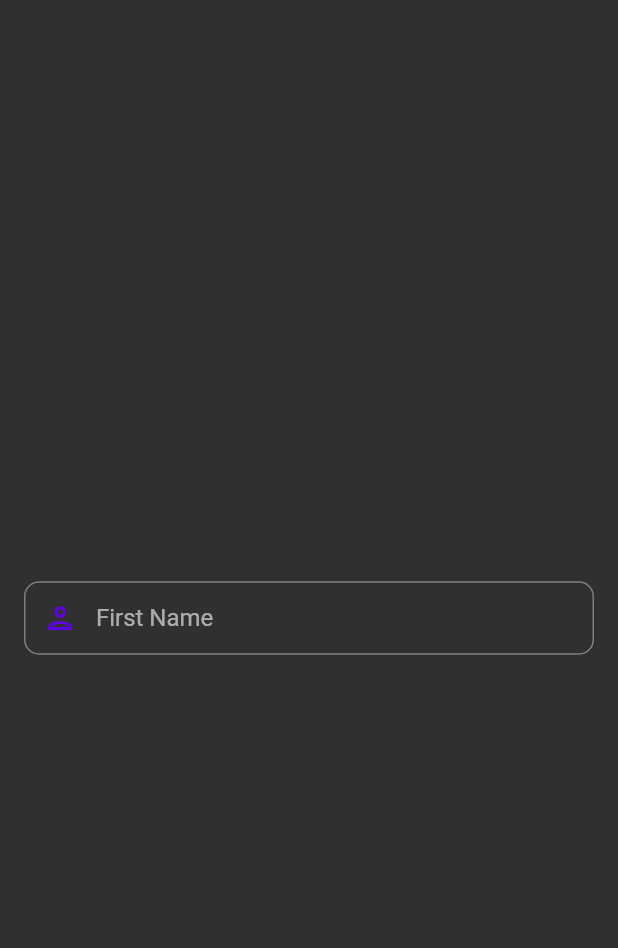
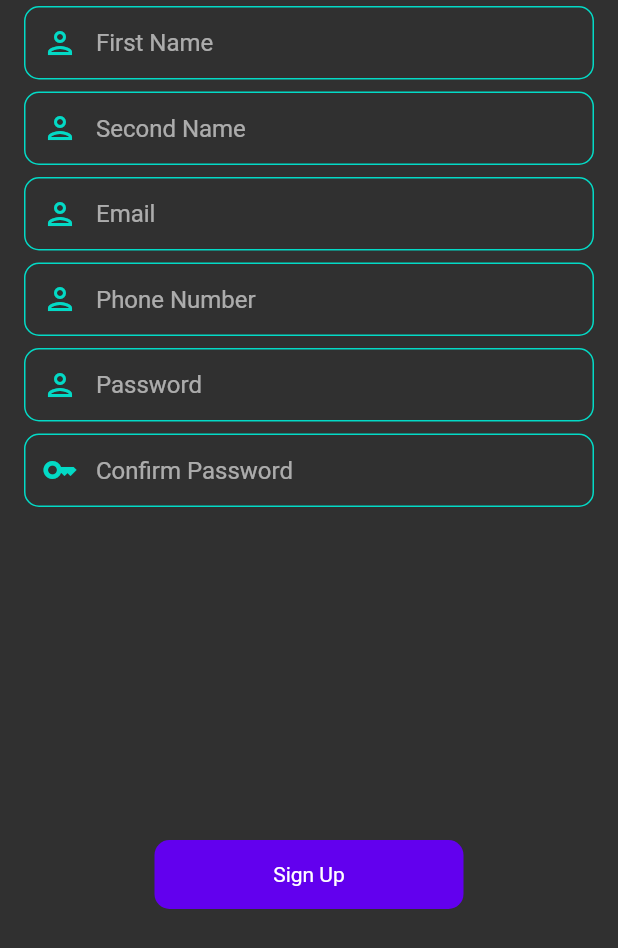
Before and after one commit to EmirhanSerin1/Urun_Katalog, a Flutter app: the Register screen opened directly, on a phone screen of 412 x 824 dp. Shown: the top 948 px of the screen. Run offline on Flutter 3.47's test engine with Material 2 defaults, Android fonts, the light colour scheme and no system bars; our stand-ins replace mask_text_input_formatter.

Commit message:
(Featured)=>Main template created, provider added

```diff
--- /dev/null
+++ b/lib/core/components/mask/phone_mask.dart
@@ -0,0 +1,9 @@
+import 'package:mask_text_input_formatter/mask_text_input_formatter.dart';
+
+class PhoneNumberFormatter{
+  static var maskFormatter =  MaskTextInputFormatter(
+  mask: '+# (###) ###-##-##',
+  filter: { "#": RegExp(r'[0-9]') },
+  type: MaskAutoCompletionType.lazy
+);
+}
--- a/lib/providers/controllers.dart
+++ b/lib/providers/controllers.dart
@@ -5,5 +5,10 @@ class Controllers {
   final TextEditingController passwordController = TextEditingController();
 
   final TextEditingController firstNameController = TextEditingController();
+  final TextEditingController secondNameController = TextEditingController();
+  final TextEditingController registerEmailController = TextEditingController();
+  final TextEditingController phoneController = TextEditingController();
+  final TextEditingController registerPasswordController = TextEditingController();
+  final TextEditingController registerRePasswordController = TextEditingController();
 
 }
--- a/lib/views/register/register.dart
+++ b/lib/views/register/register.dart
@@ -1,7 +1,10 @@
 import 'package:flutter/material.dart';
 import 'package:provider/provider.dart';
-import 'package:urun_katalog/core/constants/paddings/authentication_paddings.dart';
+import 'package:urun_katalog/core/components/mask/phone_mask.dart';
 import 'package:urun_katalog/providers/controllers.dart';
+import 'package:urun_katalog/views/register/widgets/confirm_password.dart';
+import 'package:urun_katalog/views/register/widgets/sign_up_buttons.dart';
+import 'package:urun_katalog/views/register/widgets/single_text_field.dart';
 
 class Register extends StatelessWidget {
   const Register({Key? key}) : super(key: key);
@@ -10,42 +13,81 @@ class Register extends StatelessWidget {
   Widget build(BuildContext context) {
     final firstNameController =
         Provider.of<Controllers>(context).firstNameController;
+    final secondNameController =
+        Provider.of<Controllers>(context).secondNameController;
+    final registerEmailController =
+        Provider.of<Controllers>(context).registerEmailController;
+    final phoneController = Provider.of<Controllers>(context).phoneController;
+    final registerPasswordController =
+        Provider.of<Controllers>(context).registerPasswordController;
 
     return Scaffold(
+      resizeToAvoidBottomInset: false,
       body: SafeArea(
         child: Column(
-          mainAxisAlignment: MainAxisAlignment.center,
+          mainAxisAlignment: MainAxisAlignment.spaceBetween,
           crossAxisAlignment: CrossAxisAlignment.center,
           children: [
-            Padding(
-              padding: AuthenticationPaddings.mainPadding,
-              child: TextFormField(
-                autofocus: false,
-                controller: firstNameController,
-                keyboardType: TextInputType.emailAddress,
-                validator: (value) {
-                  RegExp regExp = RegExp(r'^.{2,}$');
-                  if (value!.isEmpty) {
-                    return "First Name Cannot Be Empty";
-                  }
-                  if (!regExp.hasMatch(value)) {
-                    return "Please Enter a Valid Name. Minimum 2 Character";
-                  }
-                  return null;
-                },
-                onSaved: (value) {
-                  firstNameController.text = value!;
-                },
-                textInputAction: TextInputAction.next,
-                decoration: InputDecoration(
-                    prefixIcon: Icon(Icons.person_outlined,
-                        color: Theme.of(context).primaryColor),
-                    contentPadding: AuthenticationPaddings.contentPadding,
-                    hintText: "First Name",
-                    border: OutlineInputBorder(
-                        borderRadius: BorderRadius.circular(10))),
-              ),
+            Column(
+              children: [
+                RegisterTextField(
+                  hintText: "First Name",
+                  isValidText: "Please Enter a Valid Name. Minimum 2 Character",
+                  isEmptyText: "First Name Cannot Be Empty",
+                  controller: firstNameController,
+                  regExp: RegExp(r'^.{2,}$'),
+                  icon: Icons.person_outlined,
+                  keyboardType: TextInputType.name,
+                  textInputAction: TextInputAction.next,
+                ),
+                RegisterTextField(
+                  hintText: "Second Name",
+                  isValidText: "Please Enter a Valid Name. Minimum 2 Character",
+                  isEmptyText: "Second Name Cannot Be Empty",
+                  controller: secondNameController,
+                  regExp: RegExp(r'^.{2,}$'),
+                  icon: Icons.person_outlined,
+                  keyboardType: TextInputType.name,
+                  textInputAction: TextInputAction.next,
+                ),
+                RegisterTextField(
+                  hintText: "Email",
+                  isValidText: "Please Enter a Valid Email",
+                  isEmptyText: "Email Cannot Be Empty",
+                  controller: registerEmailController,
+                  regExp: RegExp(
+                      r"^[a-zA-Z0-9.a-zA-Z0-9.!#$%&'*+-/=?^_`{|}~]+@[a-zA-Z0-9]+\.[a-zA-Z]+"),
+                  icon: Icons.person_outlined,
+                  keyboardType: TextInputType.name,
+                  textInputAction: TextInputAction.next,
+                ),
+                RegisterTextField(
+                  maskTextInputFormatter: PhoneNumberFormatter.maskFormatter,
+                  hintText: "Phone Number",
+                  isValidText: "Please Enter a Phone Number.",
+                  isEmptyText: "Phone Number Cannot Be Empty",
+                  controller: phoneController,
+                  regExp: RegExp(r'^.{2,}$'),
+                  icon: Icons.person_outlined,
+                  keyboardType: TextInputType.name,
+                  textInputAction: TextInputAction.next,
+                ),
+                RegisterTextField(
+                  hintText: "Password",
+                  isValidText:
+                      "Please Enter a Valid Password. Minimum 6 Character",
+                  isEmptyText: "Password Cannot Be Empty",
+                  controller: registerPasswordController,
+                  regExp: RegExp(r'^[a-zA-Z0-9].{5,}$'),
+                  icon: Icons.person_outlined,
+                  keyboardType: TextInputType.name,
+                  textInputAction: TextInputAction.next,
+                ),
+                const ConfirmPasswordField(),
+              ],
             ),
+            const SignUpButton(),
+            const SizedBox(),
           ],
         ),
       ),
--- /dev/null
+++ b/lib/views/register/widgets/confirm_password.dart
@@ -0,0 +1,54 @@
+import 'package:flutter/material.dart';
+import 'package:provider/provider.dart';
+import 'package:urun_katalog/core/constants/paddings/authentication_paddings.dart';
+import 'package:urun_katalog/providers/controllers.dart';
+
+class ConfirmPasswordField extends StatelessWidget {
+  const ConfirmPasswordField({Key? key}) : super(key: key);
+
+  @override
+  Widget build(BuildContext context) {
+    final registerRePasswordController =
+        Provider.of<Controllers>(context).registerRePasswordController;
+
+    return Padding(
+      padding: AuthenticationPaddings.mainPadding,
+      child: TextFormField(
+        obscureText: true,
+        autofocus: false,
+        controller: registerRePasswordController,
+        keyboardType: TextInputType.emailAddress,
+        validator: (value) {
+          if (registerRePasswordController.text != registerRePasswordController.text) {
+            return "Password do not match";
+          }
+          return null;
+        },
+        onSaved: (value) {
+          registerRePasswordController.text = value!;
+        },
+        textInputAction: TextInputAction.done,
+        decoration:InputDecoration(
+          prefixIcon: Icon(
+            Icons.key_outlined,
+            color: Theme.of(context).secondaryHeaderColor,
+          ),
+          contentPadding: AuthenticationPaddings.contentPadding,
+          hintText: "Confirm Password ",
+          focusedBorder: OutlineInputBorder(
+            borderSide: BorderSide(color: Theme.of(context).primaryColor),
+            borderRadius: BorderRadius.circular(32),
+          ),
+          border: OutlineInputBorder(
+            borderRadius: BorderRadius.circular(10),
+          ),
+          enabledBorder: OutlineInputBorder(
+            borderSide:
+                BorderSide(color: Theme.of(context).secondaryHeaderColor),
+            borderRadius: BorderRadius.circular(10),
+          ),
+        ),
+      ),
+    );
+  }
+}
--- /dev/null
+++ b/lib/views/register/widgets/sign_up_buttons.dart
@@ -0,0 +1,37 @@
+import 'package:flutter/material.dart';
+import 'package:provider/provider.dart';
+import 'package:urun_katalog/core/constants/paddings/authentication_paddings.dart';
+import 'package:urun_katalog/core/constants/texts/login_texts.dart';
+import 'package:urun_katalog/providers/controllers.dart';
+import 'package:urun_katalog/providers/keys.dart';
+
+class SignUpButton extends StatelessWidget {
+  const SignUpButton({Key? key}) : super(key: key);
+
+  @override
+  Widget build(BuildContext context) {
+    final emailController = Provider.of<Controllers>(context).emailController;
+    final passwordController =
+        Provider.of<Controllers>(context).passwordController;
+    final _loginFormKey = Provider.of<FormKeys>(context).loginFormKey;
+    return InkWell(
+      onTap: () {
+        if (_loginFormKey.currentState!.validate()) {
+          print(passwordController.text + emailController.text);
+        }
+      },
+      child: Container(
+        padding: AuthenticationPaddings.contentPadding,
+        margin: AuthenticationPaddings.mainPadding,
+        width: MediaQuery.of(context).size.width / 2,
+        decoration: BoxDecoration(
+          borderRadius: BorderRadius.circular(10),
+          color: Theme.of(context).primaryColor,
+        ),
+        child: Center(
+            child: Text("Sign Up",
+                style: Theme.of(context).textTheme.bodyText2)),
+      ),
+    );
+  }
+}
--- /dev/null
+++ b/lib/views/register/widgets/single_text_field.dart
@@ -0,0 +1,81 @@
+import 'package:flutter/material.dart';
+import 'package:flutter/services.dart';
+import 'package:mask_text_input_formatter/mask_text_input_formatter.dart';
+import 'package:urun_katalog/core/components/mask/phone_mask.dart';
+import 'package:urun_katalog/core/constants/paddings/authentication_paddings.dart';
+
+class RegisterTextField extends StatelessWidget {
+  const RegisterTextField({
+    Key? key,
+    required this.controller,
+    required this.regExp,
+    required this.icon,
+    required this.hintText,
+    required this.isEmptyText,
+    required this.isValidText,
+    required this.keyboardType,
+    required this.textInputAction,
+    this.maskTextInputFormatter,
+  }) : super(key: key);
+
+  final TextEditingController controller;
+  final RegExp regExp;
+  final IconData icon;
+  final String hintText, isEmptyText, isValidText;
+  final TextInputType? keyboardType;
+  final TextInputAction? textInputAction;
+  final MaskTextInputFormatter? maskTextInputFormatter;
+
+  @override
+  Widget build(BuildContext context) {
+    return Padding(
+      padding: AuthenticationPaddings.mainPadding,
+      child: TextFormField(
+        inputFormatters: [
+          maskTextInputFormatter ??
+              FilteringTextInputFormatter.allow(
+                RegExp(r'[a-zA-Z ]'),
+              ),
+
+
+        ],
+        autofocus: false,
+        controller: controller,
+        keyboardType: keyboardType,
+        validator: (value) {
+          if (value!.isEmpty) {
+            return isEmptyText;
+          }
+          if (!regExp.hasMatch(value)) {
+            return isValidText;
+          }
+          return null;
+        },
+        onSaved: (value) {
+          controller.text = value!;
+        },
+        textInputAction: textInputAction,
+        decoration: InputDecoration(
+          prefixIcon: Icon(
+            icon,
+            color: Theme.of(context).secondaryHeaderColor,
+          ),
+          contentPadding: AuthenticationPaddings.contentPadding,
+          hintText: hintText,
+          focusedBorder: OutlineInputBorder(
+            borderSide: BorderSide(color: Theme.of(context).primaryColor),
+            borderRadius: BorderRadius.circular(32),
+          ),
+          border: OutlineInputBorder(
+            borderRadius: BorderRadius.circular(10),
+          ),
+          enabledBorder: OutlineInputBorder(
+            borderSide:
+                BorderSide(color: Theme.of(context).secondaryHeaderColor),
+            borderRadius: BorderRadius.circular(10),
+          ),
+        ),
+      ),
+    );
+  }
+}
--- a/pubspec.yaml
+++ b/pubspec.yaml
@@ -31,6 +31,7 @@ dependencies:
   flutter:
     sdk: flutter
   provider: ^6.0.2
+  mask_text_input_formatter: ^2.3.0
 
 dev_dependencies:
 
```
Also changed, not shown: pubspec.lock.
